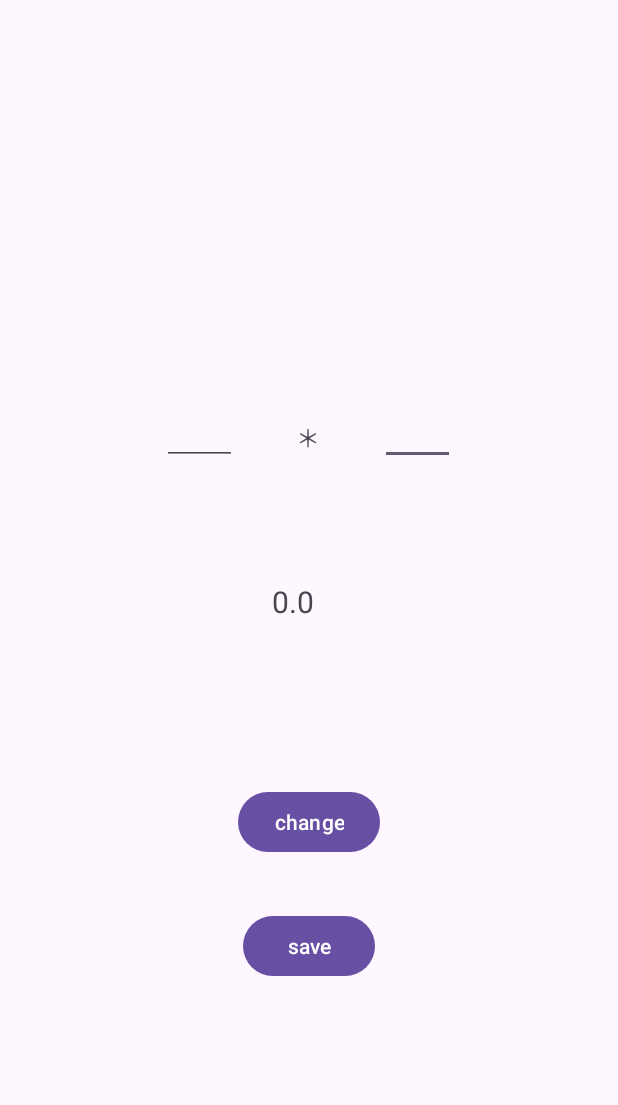
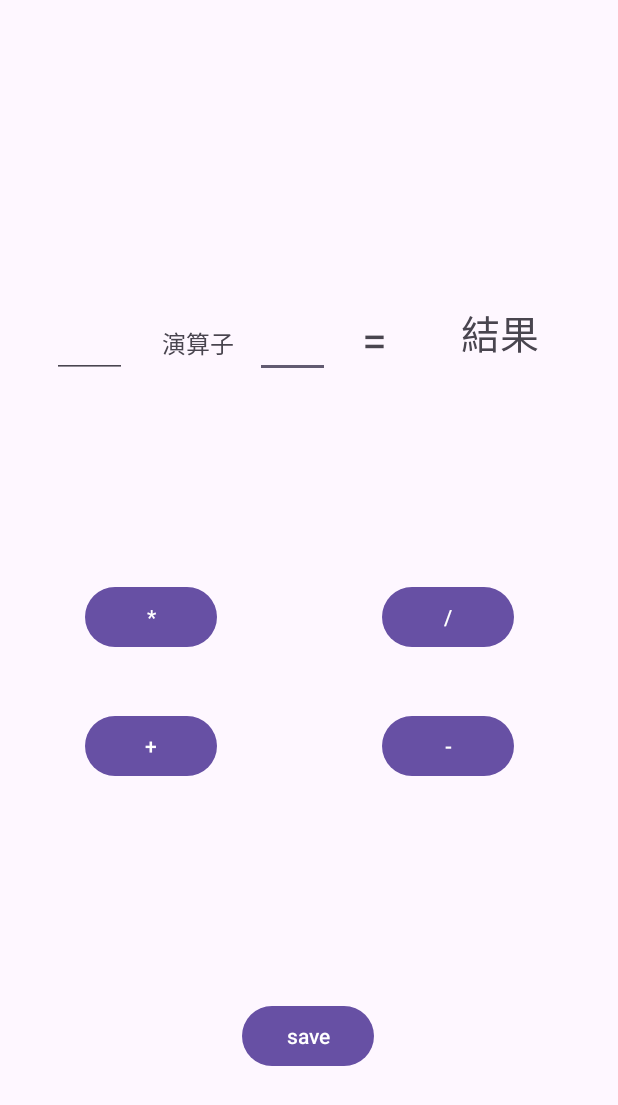
Before and after one commit to ikeda-ryouma/MobileApplyDevelopmentA, an Android app: the screen it shows after launch (MainActivity), after a tap on "save", on a phone screen of 412 x 824 dp. Shown: the top 1105 px of the screen. Run offline under Robolectric (Android 15) with nearby library versions, the phone set to English and light mode, and no system bars; our stand-ins replace RxJava; 4 statements that could not run were skipped; 1 other tap on this screen came first.

Commit message:
ある程度使いやすくなった電卓

```diff
--- a/app/src/main/java/jp/ac/meijou/android/s241205011/MainActivity.java
+++ b/app/src/main/java/jp/ac/meijou/android/s241205011/MainActivity.java
@@ -16,6 +16,7 @@ public class MainActivity extends AppCompatActivity {
     private ActivityMainBinding binding;
     private PrefDataStore prefDataStore;
     private int count = 0; // count をフィールド変数として宣言し、初期値を0に設定
+    private float result;
     @Override
     protected void onCreate(Bundle savedInstanceState) {
         super.onCreate(savedInstanceState);
@@ -29,33 +30,37 @@ public class MainActivity extends AppCompatActivity {
         });
         prefDataStore = PrefDataStore.getInstance(this);
         String[] hello = {"＊","/","＋","-"};
-        binding.button.setOnClickListener(view ->{
+        binding.button1.setOnClickListener(view ->{
             int number1 = Integer.parseInt(binding.editText1.getText().toString());
             int number2 = Integer.parseInt(binding.editText2.getText().toString());
-            float result;
-            binding.textbox1.setText(hello[count % hello.length]); // 配列の長さを直接使用
-            if(count == 0){
+            binding.textbox1.setText("*");
             result = number1 * number2;
             binding.textbox2.setText(String.valueOf(result));
+        });
+        binding.button2.setOnClickListener(view ->{
+            int number1 = Integer.parseInt(binding.editText1.getText().toString());
+            int number2 = Integer.parseInt(binding.editText2.getText().toString());
+            binding.textbox1.setText("/");
+            if (number2 == 0) {
+                binding.textbox2.setText("エラー");
+                return;
             }
-            else if(count == 1){
-                if (number1 == 0) {
-                    binding.textbox2.setText("エラー");
-                }else{result = number2 / number1;
+            result = number1 / number2;
             binding.textbox2.setText(String.valueOf(result));
-                }
-            }
-            else if(count == 2){
+        });
+        binding.button3.setOnClickListener(view ->{
+            int number1 = Integer.parseInt(binding.editText1.getText().toString());
+            int number2 = Integer.parseInt(binding.editText2.getText().toString());
+            binding.textbox1.setText("+");
             result = number1 + number2;
             binding.textbox2.setText(String.valueOf(result));
-            }
-            else{
-                result = number2 - number1;
+        });
+        binding.button4.setOnClickListener(view ->{
+            int number1 = Integer.parseInt(binding.editText1.getText().toString());
+            int number2 = Integer.parseInt(binding.editText2.getText().toString());
+            binding.textbox1.setText("-");
+            result = number1 - number2;
             binding.textbox2.setText(String.valueOf(result));
-            }
-            if(count == 3){
-                count = 0;
-            }else{count++;}
         });
         binding.savebutton.setOnClickListener(view -> {
             var text = binding.textbox2.getText().toString();
--- a/app/src/main/res/layout/activity_main.xml
+++ b/app/src/main/res/layout/activity_main.xml
@@ -7,31 +7,94 @@
     android:layout_height="match_parent"
     tools:context=".MainActivity">
 
+    <Button
+        android:id="@+id/button_1"
+        android:layout_width="wrap_content"
+        android:layout_height="wrap_content"
+        android:text="*"
+        app:layout_constraintBottom_toBottomOf="parent"
+        app:layout_constraintEnd_toEndOf="parent"
+        app:layout_constraintHorizontal_bias="0.174"
+        app:layout_constraintStart_toStartOf="parent"
+        app:layout_constraintTop_toTopOf="parent"
+        app:layout_constraintVertical_bias="0.499" />
+
+    <Button
+        android:id="@+id/button_2"
+        android:layout_width="wrap_content"
+        android:layout_height="wrap_content"
+        android:text="/"
+        app:layout_constraintBottom_toBottomOf="parent"
+        app:layout_constraintEnd_toEndOf="parent"
+        app:layout_constraintHorizontal_bias="0.787"
+        app:layout_constraintStart_toStartOf="parent"
+        app:layout_constraintTop_toTopOf="parent"
+        app:layout_constraintVertical_bias="0.499" />
+
+    <Button
+        android:id="@+id/button_3"
+        android:layout_width="wrap_content"
+        android:layout_height="wrap_content"
+        android:text="+"
+        app:layout_constraintBottom_toBottomOf="parent"
+        app:layout_constraintEnd_toEndOf="parent"
+        app:layout_constraintHorizontal_bias="0.174"
+        app:layout_constraintStart_toStartOf="parent"
+        app:layout_constraintTop_toTopOf="parent"
+        app:layout_constraintVertical_bias="0.61" />
+
+    <Button
+        android:id="@+id/button_4"
+        android:layout_width="wrap_content"
+        android:layout_height="wrap_content"
+        android:text="-"
+        app:layout_constraintBottom_toBottomOf="parent"
+        app:layout_constraintEnd_toEndOf="parent"
+        app:layout_constraintHorizontal_bias="0.787"
+        app:layout_constraintStart_toStartOf="parent"
+        app:layout_constraintTop_toTopOf="parent"
+        app:layout_constraintVertical_bias="0.61" />
+
+    <TextView
+        android:id="@+id/textbox_2"
+        android:layout_width="100dp"
+        android:layout_height="50dp"
+        android:text="@string/text_3"
+        android:textAlignment="center"
+        android:textSize="26dp"
+        app:layout_constraintBottom_toBottomOf="parent"
+        app:layout_constraintEnd_toEndOf="parent"
+        app:layout_constraintHorizontal_bias="0.909"
+        app:layout_constraintStart_toStartOf="parent"
+        app:layout_constraintTop_toTopOf="parent"
+        app:layout_constraintVertical_bias="0.261" />
+
+    <EditText
+        android:id="@+id/editText_2"
+        android:layout_width="50dp"
+        android:layout_height="50dp"
+        android:ems="10"
+        android:inputType="text"
+        android:textSize="26dp"
+        app:layout_constraintBottom_toBottomOf="parent"
+        app:layout_constraintEnd_toEndOf="parent"
+        app:layout_constraintHorizontal_bias="0.47"
+        app:layout_constraintStart_toStartOf="parent"
+        app:layout_constraintTop_toTopOf="parent"
+        app:layout_constraintVertical_bias="0.261" />
+
     <TextView
         android:id="@+id/textbox_1"
         android:layout_width="wrap_content"
         android:layout_height="wrap_content"
-        android:text="@string/text_1"
+        android:text="演算子"
         android:textSize="16sp"
         app:layout_constraintBottom_toBottomOf="parent"
         app:layout_constraintEnd_toEndOf="parent"
-        app:layout_constraintHorizontal_bias="0.498"
+        app:layout_constraintHorizontal_bias="0.296"
         app:layout_constraintStart_toStartOf="parent"
         app:layout_constraintTop_toTopOf="parent"
-        app:layout_constraintVertical_bias="0.349" />
-
-    <Button
-        android:id="@+id/button"
-        android:layout_width="wrap_content"
-        android:layout_height="wrap_content"
-        android:layout_marginStart="160dp"
-        android:layout_marginEnd="160dp"
-        android:layout_marginBottom="252dp"
-        android:text="change"
-        app:layout_constraintBottom_toBottomOf="parent"
-        app:layout_constraintEnd_toEndOf="parent"
-        app:layout_constraintStart_toStartOf="parent"
-        app:layout_constraintTop_toBottomOf="@+id/text" />
+        app:layout_constraintVertical_bias="0.271" />
 
     <EditText
         android:id="@+id/editText_1"
@@ -42,35 +105,10 @@
         android:textSize="26dp"
         app:layout_constraintBottom_toBottomOf="parent"
         app:layout_constraintEnd_toEndOf="parent"
-        app:layout_constraintHorizontal_bias="0.7"
+        app:layout_constraintHorizontal_bias="0.096"
         app:layout_constraintStart_toStartOf="parent"
         app:layout_constraintTop_toTopOf="parent"
-        app:layout_constraintVertical_bias="0.336" />
-
-    <EditText
-        android:id="@+id/editText_2"
-        android:layout_width="50dp"
-        android:layout_height="50dp"
-        android:ems="10"
-        android:inputType="text"
-        android:textSize="26dp"
-        app:layout_constraintBottom_toBottomOf="parent"
-        app:layout_constraintEnd_toEndOf="parent"
-        app:layout_constraintHorizontal_bias="0.299"
-        app:layout_constraintStart_toStartOf="parent"
-        app:layout_constraintTop_toTopOf="parent"
-        app:layout_constraintVertical_bias="0.336" />
-
-    <TextView
-        android:id="@+id/textbox_2"
-        android:layout_width="50dp"
-        android:layout_height="50dp"
-        android:text="@string/text_3"
-        android:textSize="20dp"
-        app:layout_constraintBottom_toBottomOf="parent"
-        app:layout_constraintEnd_toEndOf="parent"
-        app:layout_constraintStart_toStartOf="parent"
-        app:layout_constraintTop_toTopOf="parent" />
+        app:layout_constraintVertical_bias="0.261" />
 
     <Button
         android:id="@+id/savebutton"
@@ -79,7 +117,23 @@
         android:text="save"
         app:layout_constraintBottom_toBottomOf="parent"
         app:layout_constraintEnd_toEndOf="parent"
+        app:layout_constraintHorizontal_bias="0.498"
         app:layout_constraintStart_toStartOf="parent"
-        app:layout_constraintTop_toBottomOf="@+id/textbox_2" />
+        app:layout_constraintTop_toTopOf="parent"
+        app:layout_constraintVertical_bias="0.859" />
+
+    <TextView
+        android:id="@+id/textbox_3"
+        android:layout_width="27dp"
+        android:layout_height="46dp"
+        android:text="="
+        android:textAlignment="center"
+        android:textSize="30dp"
+        app:layout_constraintBottom_toBottomOf="parent"
+        app:layout_constraintEnd_toEndOf="parent"
+        app:layout_constraintHorizontal_bias="0.614"
+        app:layout_constraintStart_toStartOf="parent"
+        app:layout_constraintTop_toTopOf="parent"
+        app:layout_constraintVertical_bias="0.265" />
 
 </androidx.constraintlayout.widget.ConstraintLayout>
```
Lines whose indentation alone changed are shown as unchanged.
